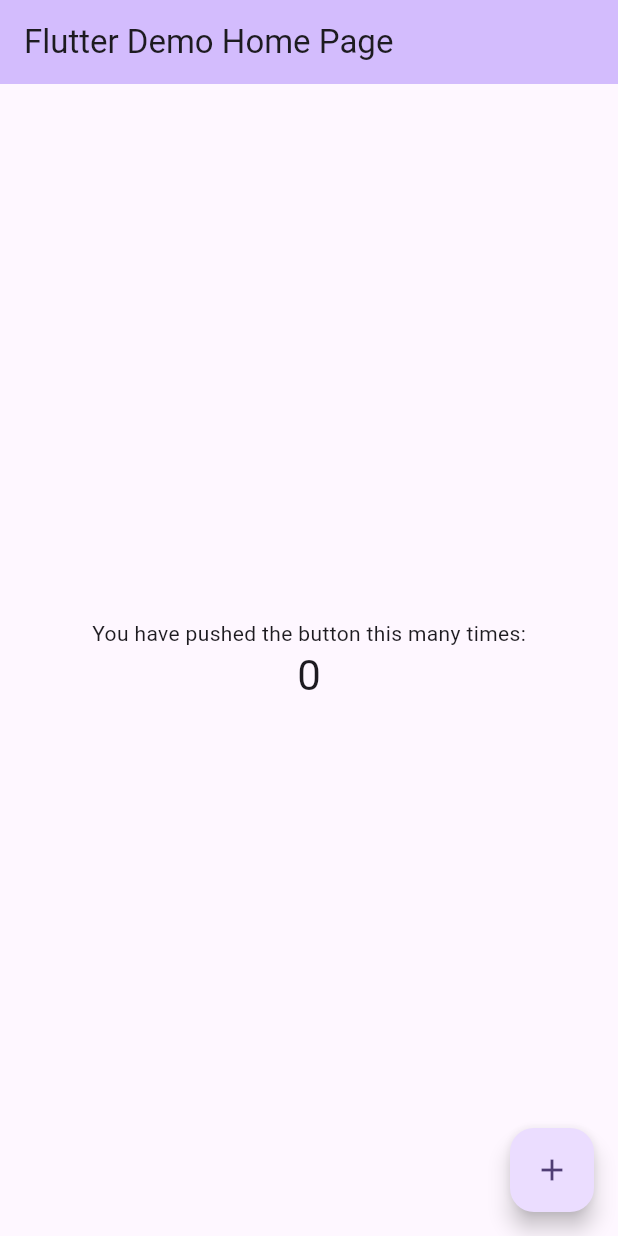
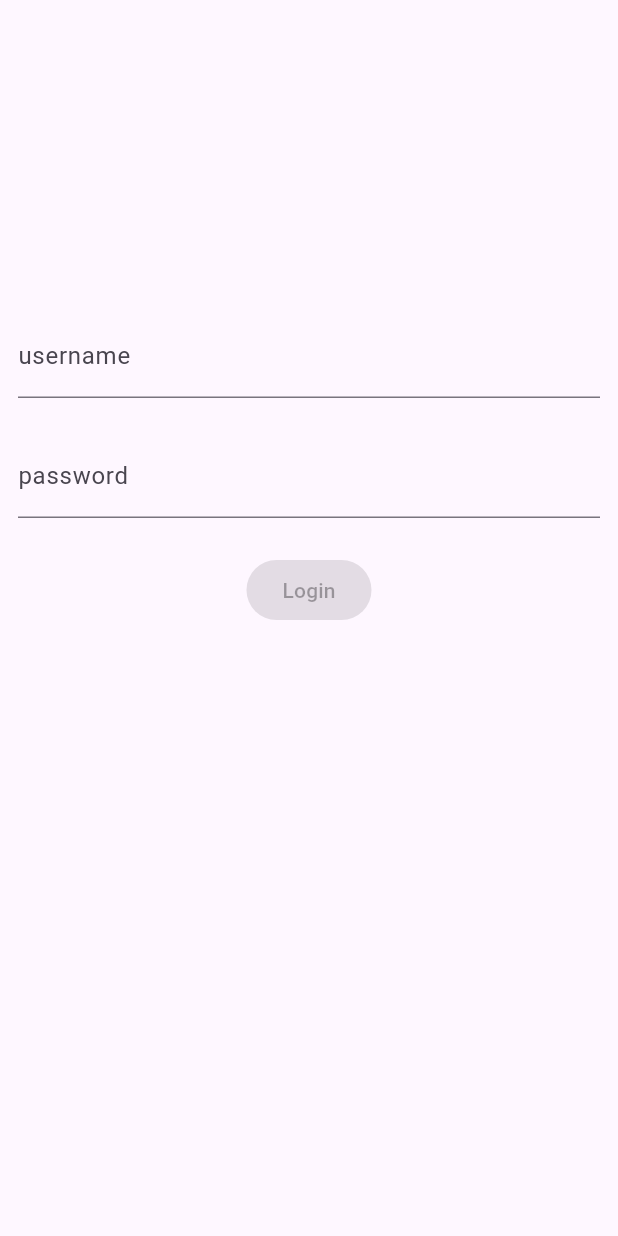
Before and after one commit to nattton/flutter_login, a Flutter app: the screen it shows after launch, on a phone screen of 412 x 824 dp. Run offline on Flutter 3.47's test engine with Material 3 defaults, Android fonts, the phone set to English and light mode, and no system bars; our stand-ins replace bloc, flutter_bloc, formz, freezed_annotation; accounts and stored records are empty; generated files the repository leaves out were written again.

Commit message:
add login page add log form validate form with formz add login bloc

```diff
--- a/lib/app.dart
+++ b/lib/app.dart
@@ -1,5 +1,90 @@
+import 'package:authentication_repository/authentication_repository.dart';
 import 'package:flutter/material.dart';
+import 'package:flutter_bloc/flutter_bloc.dart';
+import 'package:flutter_login/authentication/authentication.dart';
+import 'package:flutter_login/home/home.dart';
+import 'package:flutter_login/login/login.dart';
+import 'package:flutter_login/splash/splash.dart';
+import 'package:user_repository/user_repository.dart';
 
-class App extends MaterialApp {
-  const App({super.key}) : super();
+class App extends StatefulWidget {
+  const App({super.key});
+
+  @override
+  State<App> createState() => _AppState();
 }
+
+class _AppState extends State<App> {
+  late final AuthenticationRepository _authenticationRepository;
+  late final UserRepository _userRepository;
+
+  @override
+  void initState() {
+    super.initState();
+    _authenticationRepository = AuthenticationRepository();
+    _userRepository = UserRepository();
+  }
+
+  @override
+  void dispose() {
+    _authenticationRepository.dispose();
+    super.dispose();
+  }
+
+  @override
+  Widget build(BuildContext context) {
+    return RepositoryProvider.value(
+      value: _authenticationRepository,
+      child: BlocProvider(
+        lazy: true,
+        create: (_) => AuthenticationBloc(
+            authenticationRepository: _authenticationRepository,
+            userRepository: _userRepository)
+          ..add(const AuthenticationEvent.subscriptionRequested()),
+        child: const AppView(),
+      ),
+    );
+  }
+}
+
+class AppView extends StatefulWidget {
+  const AppView({super.key});
+
+  @override
+  State<AppView> createState() => _AppViewState();
+}
+
+class _AppViewState extends State<AppView> {
+  final _navigatorKey = GlobalKey<NavigatorState>();
+
+  NavigatorState get _navigator => _navigatorKey.currentState!;
+
+  @override
+  Widget build(BuildContext context) {
+    return MaterialApp(
+      navigatorKey: _navigatorKey,
+      builder: (context, child) {
+        return BlocListener<AuthenticationBloc, AuthenticationState>(
+          listener: (context, state) {
+            switch (state.status) {
+              case AuthenticationStatus.authenticated:
+                _navigator.pushAndRemoveUntil<void>(
+                  HomePage.route(),
+                  (route) => false,
+                );
+              case AuthenticationStatus.unauthenticated:
+                _navigator.pushAndRemoveUntil<void>(
+                  LoginPage.route(),
+                  (route) => false,
+                );
+              case AuthenticationStatus.unknow:
+                break;
+            }
+          },
+          child: child,
+        );
+      },
+      onGenerateRoute: (_) => SplashPage.route(),
+    );
+  }
+}
--- /dev/null
+++ b/lib/authentication/authentication.dart
@@ -0,0 +1 @@
+export 'bloc/authentication_bloc.dart';
--- a/lib/authentication/bloc/authentication_bloc.dart
+++ b/lib/authentication/bloc/authentication_bloc.dart
@@ -42,7 +42,9 @@ class AuthenticationBloc
   }
 
   FutureOr<void> _onLogoutPressed(
-      LogoutPressed event, Emitter<AuthenticationState> emit) {}
+      LogoutPressed event, Emitter<AuthenticationState> emit) {
+    _authenticationRepository.logOut();
+  }
 
   Future<User?> _tryGetUser() async {
     try {
--- /dev/null
+++ b/lib/home/home.dart
@@ -0,0 +1 @@
+export 'view/home_page.dart';
--- /dev/null
+++ b/lib/login/bloc/login_bloc.dart
@@ -0,0 +1,54 @@
+import 'dart:async';
+
+import 'package:authentication_repository/authentication_repository.dart';
+import 'package:bloc/bloc.dart';
+import 'package:flutter_login/login/models/models.dart';
+import 'package:formz/formz.dart';
+import 'package:freezed_annotation/freezed_annotation.dart';
+
+part 'login_bloc.freezed.dart';
+part 'login_event.dart';
+part 'login_state.dart';
+
+class LoginBloc extends Bloc<LoginEvent, LoginState> {
+  final AuthenticationRepository _authenticationRepository;
+
+  LoginBloc({required AuthenticationRepository authenticationRepository})
+      : _authenticationRepository = authenticationRepository,
+        super(const LoginState()) {
+    on<UsernameChanged>(_onUsernameChanged);
+    on<PasswordChanged>(_onPasswordChanged);
+    on<Submitted>(_onSubmitted);
+  }
+
+  FutureOr<void> _onUsernameChanged(
+      UsernameChanged event, Emitter<LoginState> emit) {
+    final username = Username.dirty(event.username);
+    emit(state.copyWith(
+        username: username,
+        isValid: Formz.validate([state.password, username])));
+  }
+
+  FutureOr<void> _onPasswordChanged(
+      PasswordChanged event, Emitter<LoginState> emit) {
+    final password = Password.dirty(event.password);
+    emit(state.copyWith(
+        password: password,
+        isValid: Formz.validate([password, state.username])));
+  }
+
+  FutureOr<void> _onSubmitted(Submitted event, Emitter<LoginState> emit) async {
+    if (state.isValid) {
+      emit(state.copyWith(status: FormzSubmissionStatus.inProgress));
+      try {
+        await _authenticationRepository.logIn(
+          username: state.username.value,
+          password: state.password.value,
+        );
+        emit(state.copyWith(status: FormzSubmissionStatus.success));
+      } catch (_) {
+        emit(state.copyWith(status: FormzSubmissionStatus.failure));
+      }
+    }
+  }
+}
--- /dev/null
+++ b/lib/login/bloc/login_event.dart
@@ -0,0 +1,12 @@
+part of 'login_bloc.dart';
+
+@freezed
+class LoginEvent with _$LoginEvent {
+  const factory LoginEvent.started() = _Started;
+
+  const factory LoginEvent.usernameChanged(String username) = UsernameChanged;
+
+  const factory LoginEvent.passwordChanged(String password) = PasswordChanged;
+
+  const factory LoginEvent.submitted() = Submitted;
+}
--- /dev/null
+++ b/lib/login/bloc/login_state.dart
@@ -0,0 +1,11 @@
+part of 'login_bloc.dart';
+
+@freezed
+class LoginState with _$LoginState {
+  const factory LoginState({
+    @Default(FormzSubmissionStatus.initial) FormzSubmissionStatus status,
+    @Default(Username.pure()) Username username,
+    @Default(Password.pure()) Password password,
+    @Default(false) bool isValid,
+  }) = _LoginState;
+}
--- /dev/null
+++ b/lib/login/login.dart
@@ -0,0 +1,2 @@
+export 'bloc/login_bloc.dart';
+export 'view/login_page.dart';
--- /dev/null
+++ b/lib/login/models/models.dart
@@ -0,0 +1,2 @@
+export 'password.dart';
+export 'username.dart';
--- /dev/null
+++ b/lib/login/models/password.dart
@@ -0,0 +1,14 @@
+import 'package:formz/formz.dart';
+
+enum PasswordValidationError { empty }
+
+class Password extends FormzInput<String, PasswordValidationError> {
+  const Password.pure() : super.pure('');
+  const Password.dirty([super.value = '']) : super.dirty();
+
+  @override
+  PasswordValidationError? validator(String value) {
+    if (value.isEmpty) return PasswordValidationError.empty;
+    return null;
+  }
+}
--- /dev/null
+++ b/lib/login/models/username.dart
@@ -0,0 +1,14 @@
+import 'package:formz/formz.dart';
+
+enum UserNameValidationError { empty }
+
+class Username extends FormzInput<String, UserNameValidationError> {
+  const Username.pure() : super.pure('');
+  const Username.dirty([super.value = '']) : super.dirty();
+
+  @override
+  UserNameValidationError? validator(String value) {
+    if (value.isEmpty) return UserNameValidationError.empty;
+    return null;
+  }
+}
--- /dev/null
+++ b/lib/login/view/login_form.dart
@@ -0,0 +1,96 @@
+import 'package:flutter/material.dart';
+import 'package:flutter_bloc/flutter_bloc.dart';
+import 'package:flutter_login/login/bloc/login_bloc.dart';
+import 'package:formz/formz.dart';
+
+class LoginForm extends StatelessWidget {
+  const LoginForm({super.key});
+
+  @override
+  Widget build(BuildContext context) {
+    return BlocListener<LoginBloc, LoginState>(
+      listener: (context, state) {
+        if (state.status.isFailure) {
+          ScaffoldMessenger.of(context)
+            ..hideCurrentSnackBar()
+            ..showSnackBar(
+              const SnackBar(content: Text('Authentication Failure')),
+            );
+        }
+      },
+      child: Align(
+        alignment: const Alignment(0, -1 / 3),
+        child: Column(
+          mainAxisSize: MainAxisSize.min,
+          children: [
+            _UsernameInput(),
+            const Padding(padding: EdgeInsets.all(12)),
+            _PasswordInput(),
+            const Padding(padding: EdgeInsets.all(12)),
+            _LoginButton(),
+          ],
+        ),
+      ),
+    );
+  }
+}
+
+class _UsernameInput extends StatelessWidget {
+  @override
+  Widget build(BuildContext context) {
+    final displayError = context.select(
+      (LoginBloc bloc) => bloc.state.username.displayError,
+    );
+    return TextField(
+      key: const Key('loginForm_usernameInput_textField'),
+      onChanged: (username) {
+        context.read<LoginBloc>().add(UsernameChanged(username));
+      },
+      obscureText: true,
+      decoration: InputDecoration(
+        labelText: 'username',
+        errorText: displayError != null ? 'invalid username' : null,
+      ),
+    );
+  }
+}
+
+class _PasswordInput extends StatelessWidget {
+  @override
+  Widget build(BuildContext context) {
+    final displayError = context.select(
+      (LoginBloc bloc) => bloc.state.password.displayError,
+    );
+    return TextField(
+      key: const Key('loginForm_passwordInput_textField'),
+      onChanged: (password) {
+        context.read<LoginBloc>().add(PasswordChanged(password));
+      },
+      decoration: InputDecoration(
+        labelText: 'password',
+        errorText: displayError != null ? 'invalid password' : null,
+      ),
+    );
+  }
+}
+
+class _LoginButton extends StatelessWidget {
+  @override
+  Widget build(BuildContext context) {
+    final isInProgressOrSuccess = context.select(
+      (LoginBloc bloc) => bloc.state.status.isInProgressOrSuccess,
+    );
+
+    if (isInProgressOrSuccess) return const CircularProgressIndicator();
+
+    final isValid = context.select((LoginBloc bloc) => bloc.state.isValid);
+
+    return ElevatedButton(
+      key: const Key('loginForm_continue_raisedButton'),
+      onPressed: isValid
+          ? () => context.read<LoginBloc>().add(const Submitted())
+          : null,
+      child: const Text('Login'),
+    );
+  }
+}
--- /dev/null
+++ b/lib/login/view/login_page.dart
@@ -0,0 +1,28 @@
+import 'package:authentication_repository/authentication_repository.dart';
+import 'package:flutter/material.dart';
+import 'package:flutter_bloc/flutter_bloc.dart';
+import 'package:flutter_login/login/bloc/login_bloc.dart';
+import 'package:flutter_login/login/view/login_form.dart';
+
+class LoginPage extends StatelessWidget {
+  const LoginPage({super.key});
+
+  static Route<void> route() {
+    return MaterialPageRoute<void>(builder: (_) => const LoginPage());
+  }
+
+  @override
+  Widget build(BuildContext context) {
+    return Scaffold(
+      body: Padding(
+        padding: const EdgeInsets.all(12),
+        child: BlocProvider(
+          create: (context) => LoginBloc(
+            authenticationRepository: context.read<AuthenticationRepository>(),
+          ),
+          child: const LoginForm(),
+        ),
+      ),
+    );
+  }
+}
--- a/lib/main.dart
+++ b/lib/main.dart
@@ -1,69 +1,6 @@
 import 'package:flutter/material.dart';
+import 'package:flutter_login/app.dart';
 
 void main() {
-  runApp(const MyApp());
+  runApp(const App());
 }
-
-class MyApp extends StatelessWidget {
-  const MyApp({super.key});
-
-  @override
-  Widget build(BuildContext context) {
-    return MaterialApp(
-      title: 'Flutter Demo',
-      theme: ThemeData(
-        colorScheme: ColorScheme.fromSeed(seedColor: Colors.deepPurple),
-        useMaterial3: true,
-      ),
-      home: const MyHomePage(title: 'Flutter Demo Home Page'),
-    );
-  }
-}
-
-class MyHomePage extends StatefulWidget {
-  const MyHomePage({super.key, required this.title});
-
-  final String title;
-
-  @override
-  State<MyHomePage> createState() => _MyHomePageState();
-}
-
-class _MyHomePageState extends State<MyHomePage> {
-  int _counter = 0;
-
-  void _incrementCounter() {
-    setState(() {
-      _counter++;
-    });
-  }
-
-  @override
-  Widget build(BuildContext context) {
-    return Scaffold(
-      appBar: AppBar(
-        backgroundColor: Theme.of(context).colorScheme.inversePrimary,
-        title: Text(widget.title),
-      ),
-      body: Center(
-        child: Column(
-          mainAxisAlignment: MainAxisAlignment.center,
-          children: <Widget>[
-            const Text(
-              'You have pushed the button this many times:',
-            ),
-            Text(
-              '$_counter',
-              style: Theme.of(context).textTheme.headlineMedium,
-            ),
-          ],
-        ),
-      ),
-      floatingActionButton: FloatingActionButton(
-        onPressed: _incrementCounter,
-        tooltip: 'Increment',
-        child: const Icon(Icons.add),
-      ),
-    );
-  }
-}
--- /dev/null
+++ b/lib/splash/splash.dart
@@ -0,0 +1 @@
+export 'view/splash_page.dart';
```
Also changed, not shown: lib/home/view/home_page.dart (added, +49 -0 lines), lib/splash/view/splash_page.dart (added, +18 -0 lines), 1 other file.
